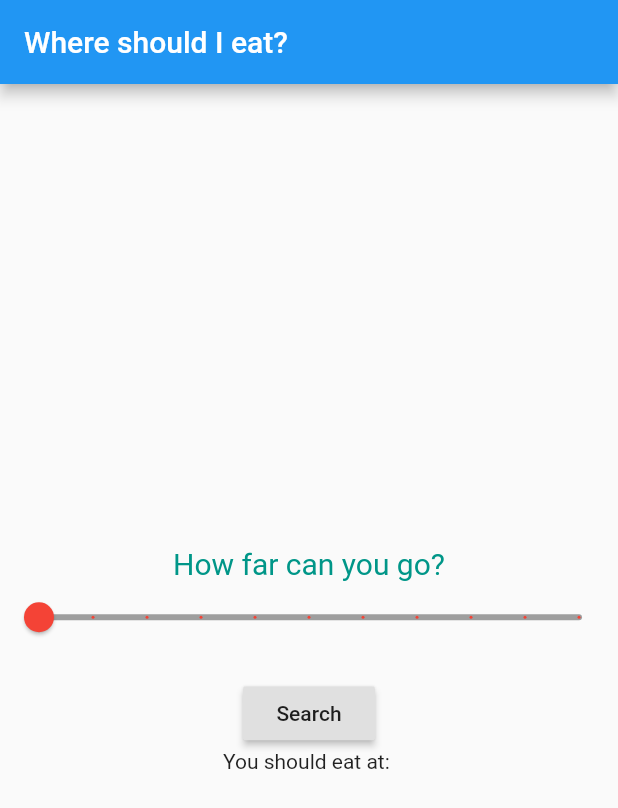
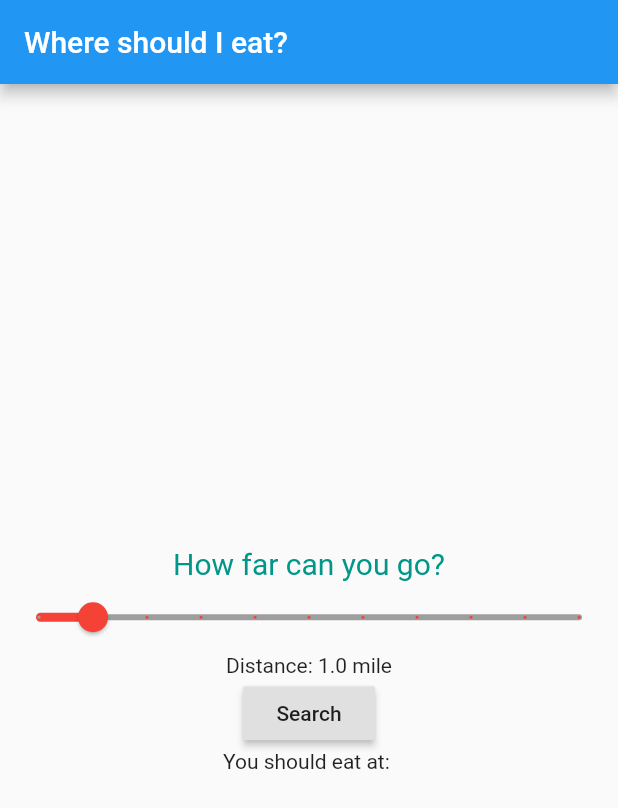
Before and after one commit to gosulap/Restaurant-Randomizer, a Flutter app: the screen it shows after launch, on a phone screen of 412 x 824 dp. Shown: the top 808 px of the screen. Run offline on Flutter 3.47's test engine with Material 2 defaults, Android fonts, the phone set to English and light mode, and no system bars; our stand-ins replace dio, location; network calls fail; statements that could not run were skipped.

Commit message:
works but not the first time idk why

```diff
--- a/rr/lib/main.dart
+++ b/rr/lib/main.dart
@@ -27,7 +27,7 @@ class MyAppState extends State<MyApp>{
 
   // vars for the first slider
   double distance = 1.0;
-  String distanceMessage = "";
+  String distanceMessage = "Distance: 1.0 mile";
 
   // string for the final answer
   String goHere = "";
@@ -74,7 +74,7 @@ class MyAppState extends State<MyApp>{
                 divisions: 10,
                 label: "Slider",
                 max: 10.0,
-                min: 1.0
+                min: 0.0
               ),
               Text(distanceMessage),
               RaisedButton(child:Text("Search"),onPressed: getFinalLocation,),
@@ -90,7 +90,7 @@ class MyAppState extends State<MyApp>{
     setState(() {
       distance = e;
 
-      distanceMessage = "Distance: ${e.toString()} miles";
+      distanceMessage = "Distance: ${e.toString()} mile(s)";
     });
   }
 
@@ -117,8 +117,9 @@ class MyAppState extends State<MyApp>{
   }
 
   Future<List<Place>> getNearby() async{
+        print(distance);
         var radius = (distance*1609.34);
-        String url = "https://maps.googleapis.com/maps/api/place/nearbysearch/json?location=-33.8670522,151.1957362&radius=${radius.toString()}&type=restaurant&key=AIzaSyA6LYlJFjgHgaftXDrKNkrmcjJWzyU4Rfg";
+        String url = "https://maps.googleapis.com/maps/api/place/nearbysearch/json?location=${currentLocation['latitude']},${currentLocation['longitude']}&radius=${radius.toString()}&type=restaurant&key=AIzaSyA6LYlJFjgHgaftXDrKNkrmcjJWzyU4Rfg";
         var response = await http.get(url, headers:{"Accept":"application/json"});
 
         var places = <Place>[];
```
